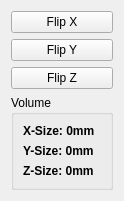
Above: src/Mod/Machining_Distortion/Aligment.ui from berndhahnebach/All_FreeCAD before the change. Below: the same form after it.
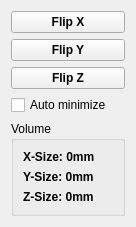
That is the form after the change.

Commit message: Add checkbox for auto fine tuning to Alignment dialog

What changed in the file:
```diff
--- a/src/Mod/Machining_Distortion/Aligment.ui
+++ b/src/Mod/Machining_Distortion/Aligment.ui
@@ -6,8 +6,8 @@
    <rect>
     <x>0</x>
     <y>0</y>
-    <width>124</width>
-    <height>198</height>
+    <width>136</width>
+    <height>223</height>
    </rect>
   </property>
   <property name="windowTitle">
@@ -16,6 +16,12 @@
   <layout class="QVBoxLayout" name="verticalLayout_2">
    <item>
     <widget class="QPushButton" name="pushButton_FlipX">
+     <property name="font">
+      <font>
+       <weight>75</weight>
+       <bold>true</bold>
+      </font>
+     </property>
      <property name="text">
       <string>Flip X</string>
      </property>
@@ -23,6 +29,12 @@
    </item>
    <item>
     <widget class="QPushButton" name="pushButton_FlipY">
+     <property name="font">
+      <font>
+       <weight>75</weight>
+       <bold>true</bold>
+      </font>
+     </property>
      <property name="text">
       <string>Flip Y</string>
      </property>
@@ -30,11 +42,24 @@
    </item>
    <item>
     <widget class="QPushButton" name="pushButton_FlipZ">
+     <property name="font">
+      <font>
+       <weight>75</weight>
+       <bold>true</bold>
+      </font>
+     </property>
      <property name="text">
       <string>Flip Z</string>
      </property>
     </widget>
    </item>
+   <item>
+    <widget class="QCheckBox" name="checkBox_AutoMinimize">
+     <property name="text">
+      <string>Auto minimize</string>
+     </property>
+    </widget>
+   </item>
    <item>
     <widget class="QGroupBox" name="groupBox">
      <property name="title">
```
